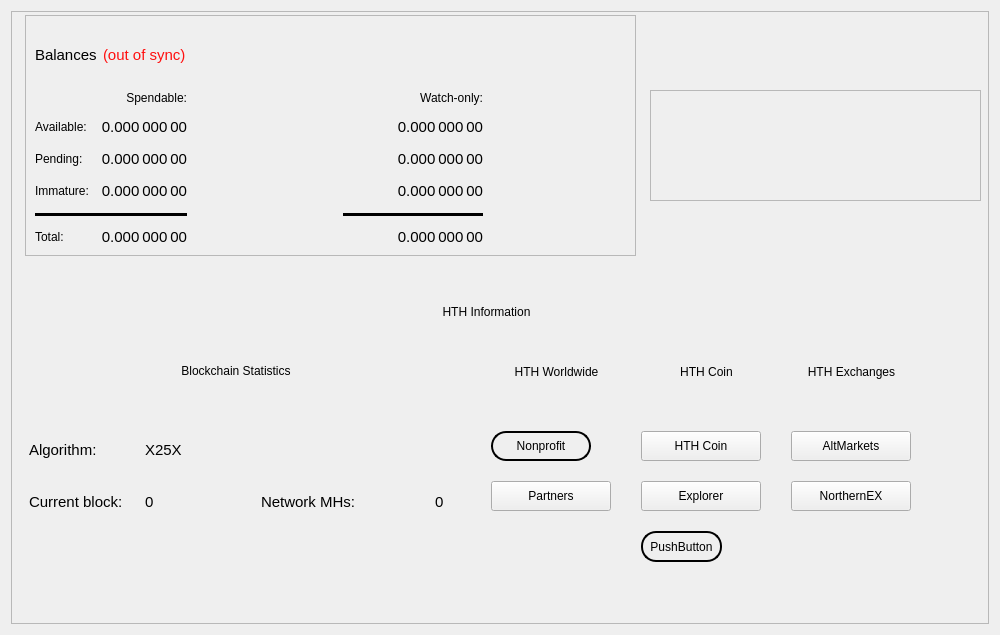
Old version of the form src/qt/forms/overviewpage.ui in the repository HTHcoin/helpthehomelesscoin.
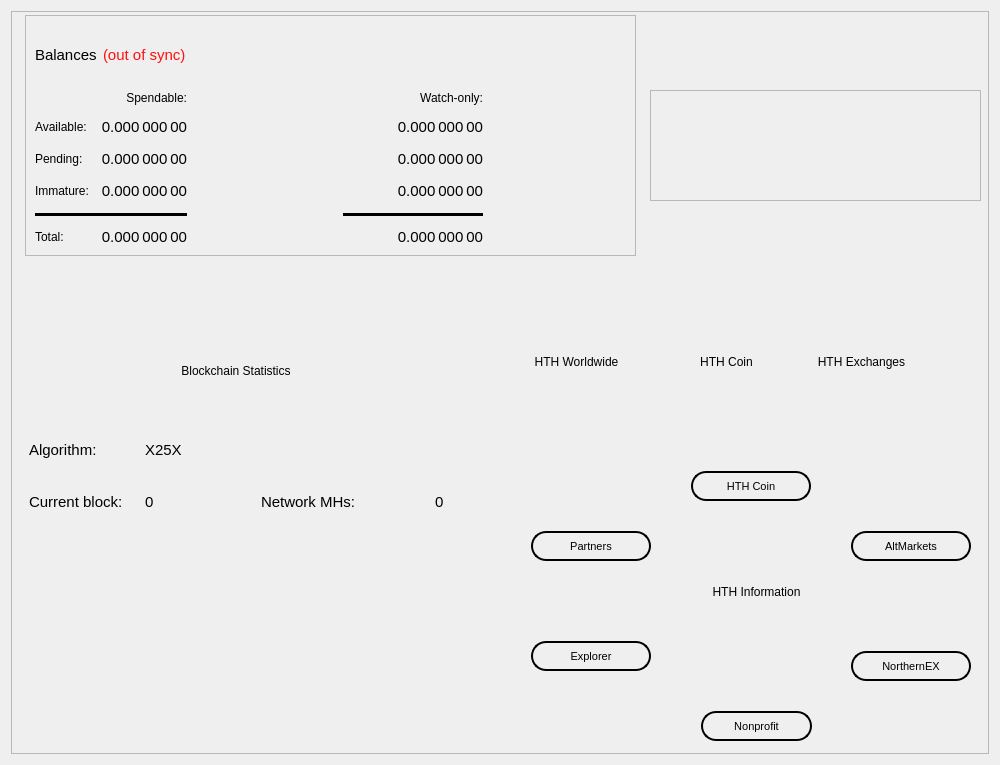
New version of the form.

The edit to the form file:
```diff
--- a/src/qt/forms/overviewpage.ui
+++ b/src/qt/forms/overviewpage.ui
@@ -7,7 +7,7 @@
     <x>0</x>
     <y>0</y>
     <width>1000</width>
-    <height>635</height>
+    <height>765</height>
    </rect>
   </property>
   <property name="sizePolicy">
@@ -299,8 +299,8 @@
      <widget class="QPushButton" name="pushButton_Website_4">
       <property name="geometry">
        <rect>
-        <x>480</x>
-        <y>470</y>
+        <x>520</x>
+        <y>520</y>
         <width>120</width>
         <height>30</height>
        </rect>
@@ -321,7 +321,11 @@
        <string>Visit HTH Partners and Donate Today!!!!!!!!</string>
       </property>
       <property name="styleSheet">
-       <string notr="true">&lt;a href=&quot;https://hth.world/partners.html&quot;&gt;&lt;/a&gt;</string>
+       <string notr="true">border-style: solid;
+border-width: 2px;
+border-color: black;
+border-radius: 15px;
+font-size: 11px;</string>
       </property>
       <property name="text">
        <string>Partners</string>
@@ -330,8 +334,8 @@
      <widget class="QPushButton" name="pushButton_Website_1">
       <property name="geometry">
        <rect>
-        <x>630</x>
-        <y>420</y>
+        <x>680</x>
+        <y>460</y>
         <width>120</width>
         <height>30</height>
        </rect>
@@ -358,7 +362,11 @@
        <string>Visit Help The Homeless Coin Website</string>
       </property>
       <property name="styleSheet">
-       <string notr="true">&lt;a href=&quot;https://hth.world&quot;&gt;&lt;/a&gt;</string>
+       <string notr="true">border-style: solid;
+border-width: 2px;
+border-color: black;
+border-radius: 15px;
+font-size: 11px;</string>
       </property>
       <property name="text">
        <string>HTH Coin</string>
@@ -367,9 +375,9 @@
      <widget class="QPushButton" name="pushButton_Website">
       <property name="geometry">
        <rect>
-        <x>480</x>
-        <y>420</y>
-        <width>100</width>
+        <x>690</x>
+        <y>700</y>
+        <width>111</width>
         <height>30</height>
        </rect>
       </property>
@@ -392,7 +400,8 @@
        <string notr="true">border-style: solid;
 border-width: 2px;
 border-color: black;
-border-radius: 15px;</string>
+border-radius: 15px;
+font-size: 11px;</string>
       </property>
       <property name="text">
        <string>Nonprofit</string>
@@ -401,8 +410,8 @@
      <widget class="QPushButton" name="pushButton_Website_3">
       <property name="geometry">
        <rect>
-        <x>630</x>
-        <y>470</y>
+        <x>520</x>
+        <y>630</y>
         <width>120</width>
         <height>30</height>
        </rect>
@@ -423,7 +432,11 @@
        <string>Visit Help The Homeless Coin Explorer and Track Your HTH Coins</string>
       </property>
       <property name="styleSheet">
-       <string notr="true">&lt;a href=&quot;https://chainz.cryptoid.info/hth&quot;&gt;&lt;/a&gt;</string>
+       <string notr="true">border-style: solid;
+border-width: 2px;
+border-color: black;
+border-radius: 15px;
+font-size: 11px;</string>
       </property>
       <property name="text">
        <string>Explorer</string>
@@ -432,8 +445,8 @@
      <widget class="QPushButton" name="pushButton_Website_2">
       <property name="geometry">
        <rect>
-        <x>780</x>
-        <y>420</y>
+        <x>840</x>
+        <y>520</y>
         <width>120</width>
         <height>30</height>
        </rect>
@@ -454,7 +467,11 @@
        <string>&lt;html&gt;&lt;head/&gt;&lt;body&gt;&lt;p&gt;Visit AltMarkets Exchange and Trade Help The Homeless Coin Today!&lt;/p&gt;&lt;/body&gt;&lt;/html&gt;</string>
       </property>
       <property name="styleSheet">
-       <string notr="true">&lt;a href=&quot;https://altmarkets.io/trading/hthbtc&quot;&gt;&lt;/a&gt;</string>
+       <string notr="true">border-style: solid;
+border-width: 2px;
+border-color: black;
+border-radius: 15px;
+font-size: 11px;</string>
       </property>
       <property name="text">
        <string>AltMarkets</string>
@@ -463,8 +480,8 @@
      <widget class="QLabel" name="label_2">
       <property name="geometry">
        <rect>
-        <x>470</x>
-        <y>340</y>
+        <x>490</x>
+        <y>330</y>
         <width>151</width>
         <height>41</height>
        </rect>
@@ -482,8 +499,8 @@
      <widget class="QLabel" name="label_3">
       <property name="geometry">
        <rect>
-        <x>650</x>
-        <y>340</y>
+        <x>670</x>
+        <y>330</y>
         <width>91</width>
         <height>41</height>
        </rect>
@@ -501,8 +518,8 @@
      <widget class="QLabel" name="label_4">
       <property name="geometry">
        <rect>
-        <x>780</x>
-        <y>340</y>
+        <x>790</x>
+        <y>330</y>
         <width>121</width>
         <height>41</height>
        </rect>
@@ -526,8 +543,8 @@
      <widget class="QPushButton" name="pushButton_Website_5">
       <property name="geometry">
        <rect>
-        <x>780</x>
-        <y>470</y>
+        <x>840</x>
+        <y>640</y>
         <width>120</width>
         <height>30</height>
        </rect>
@@ -548,7 +565,11 @@
        <string>&lt;html&gt;&lt;head/&gt;&lt;body&gt;&lt;p&gt;Visit Northern Exchange and Trade Help The Homeless Coin Today!&lt;/p&gt;&lt;/body&gt;&lt;/html&gt;</string>
       </property>
       <property name="styleSheet">
-       <string notr="true">&lt;a href=&quot;https://nortexchange.com/exchange/?market=HTH_BTC&quot;&gt;&lt;/a&gt;</string>
+       <string notr="true">border-style: solid;
+border-width: 2px;
+border-color: black;
+border-radius: 15px;
+font-size: 11px;</string>
       </property>
       <property name="text">
        <string>NorthernEX</string>
@@ -557,9 +578,9 @@
      <widget class="QLabel" name="label_6">
       <property name="geometry">
        <rect>
-        <x>290</x>
-        <y>280</y>
-        <width>371</width>
+        <x>680</x>
+        <y>560</y>
+        <width>131</width>
         <height>41</height>
        </rect>
       </property>
@@ -1013,25 +1034,6 @@
        </item>
       </layout>
      </widget>
-     <widget class="QPushButton" name="pushButton">
-      <property name="geometry">
-       <rect>
-        <x>630</x>
-        <y>520</y>
-        <width>81</width>
-        <height>31</height>
-       </rect>
-      </property>
-      <property name="styleSheet">
-       <string notr="true">border-style: solid;
-border-width: 2px;
-border-color: black;
-border-radius: 15px;</string>
-      </property>
-      <property name="text">
-       <string>PushButton</string>
-      </property>
-     </widget>
     </widget>
    </item>
   </layout>
```
